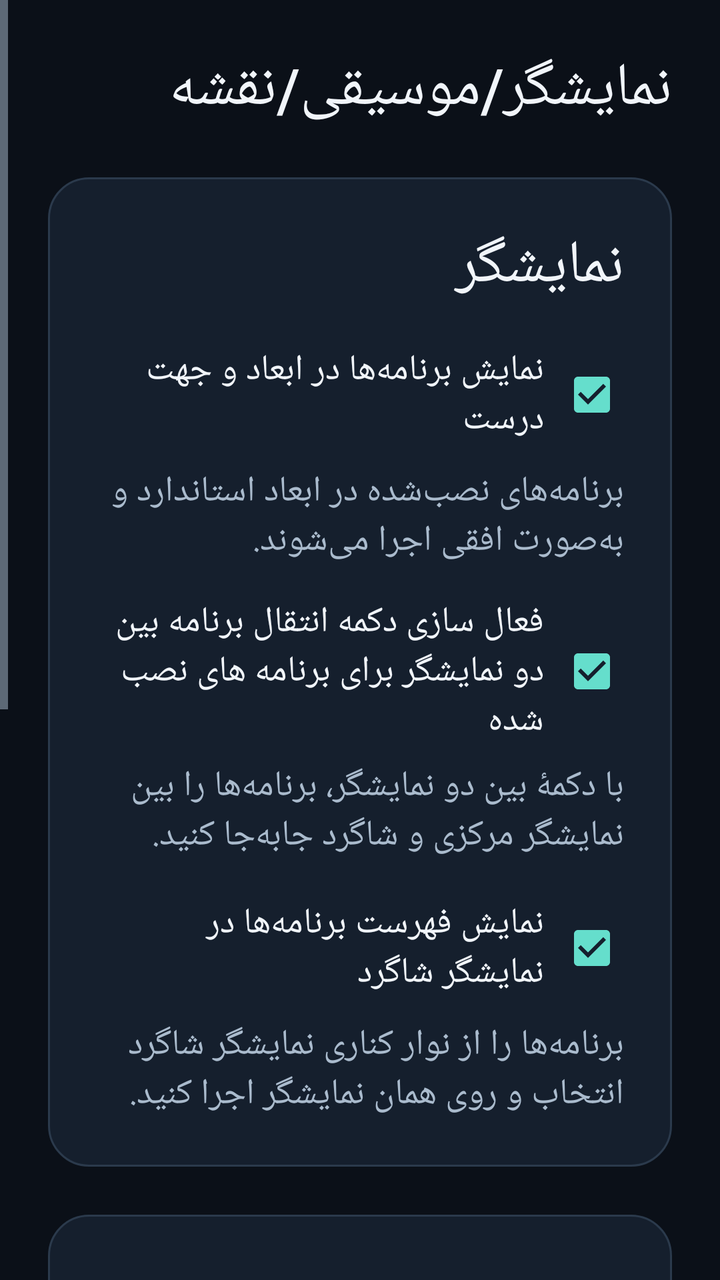
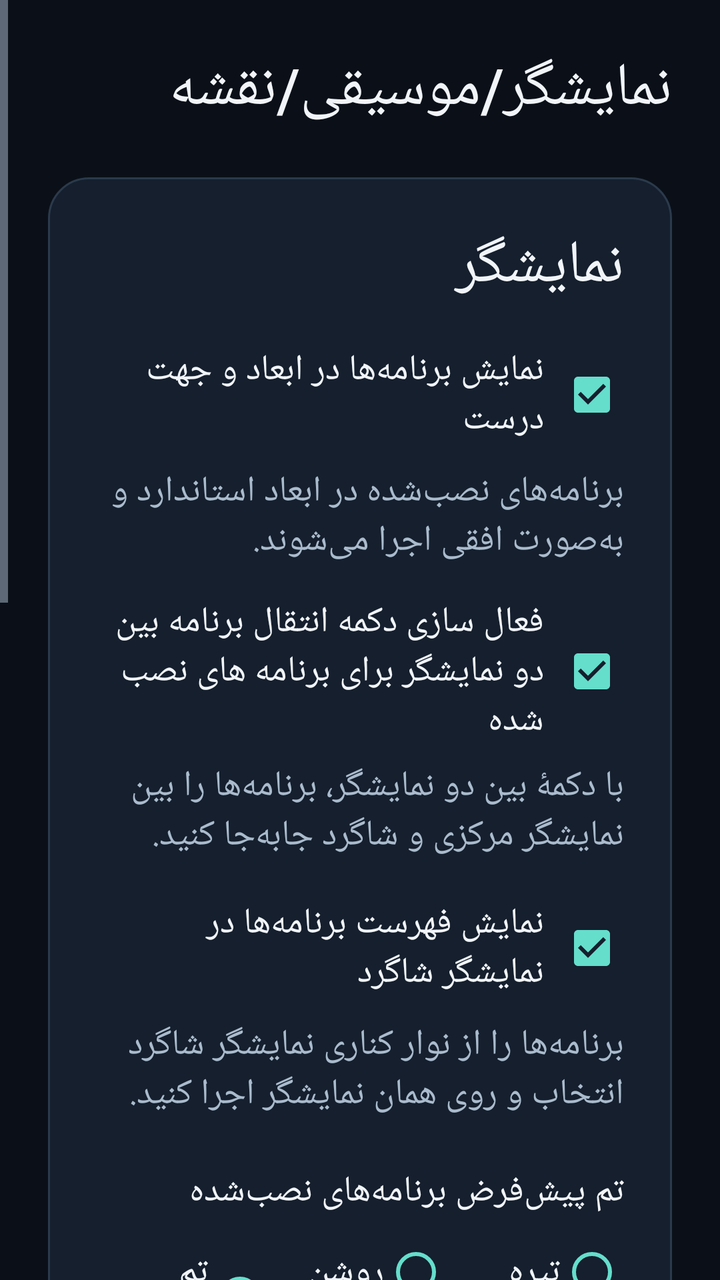

The first picture is an Android layout as it rendered before a commit; the second is the same layout after the commit. The layout source and the unified diff follow.
<!-- AndroidManifest.xml: application theme Theme.VoyahIran -->
<!-- res/layout/page_display_media_map.xml -->
<?xml version="1.0" encoding="utf-8"?>
<ScrollView xmlns:android="http://schemas.android.com/apk/res/android" xmlns:tools="http://schemas.android.com/tools" android:layout_width="match_parent" android:layout_height="match_parent" android:layoutDirection="rtl" android:fillViewport="true" tools:background="@color/background">
<LinearLayout android:layout_width="match_parent" android:layout_height="wrap_content" android:orientation="vertical" android:padding="@dimen/page_padding">
<TextView style="@style/Text.Heading" android:text="@string/display_media_map_tab"/>
        <LinearLayout
            android:layout_width="match_parent"
            android:layout_height="wrap_content"
            android:layout_marginTop="@dimen/space_lg"
            android:background="@drawable/bg_card"
            android:orientation="vertical"
            android:padding="@dimen/space_lg">
            <TextView style="@style/Text.Heading" android:text="@string/display_section"/>
            <CheckBox
                android:id="@+id/appDisplayCorrection"
                android:layout_marginTop="@dimen/space_md"
                android:layout_width="match_parent"
                android:layout_height="wrap_content"
                android:minHeight="@dimen/touch_target"
                android:paddingStart="@dimen/space_sm"
                android:paddingEnd="@dimen/space_sm"
                android:buttonTint="@color/accent"
                android:text="@string/app_display_correction"
                android:textColor="@color/text_primary"
                android:textSize="@dimen/text_body"
                android:textDirection="rtl"
                android:gravity="center_vertical|start"
                android:checked="true" />
            <TextView
                style="@style/Text.Secondary"
                android:layout_marginTop="@dimen/space_sm"
                android:text="@string/app_display_description" />
            <ProgressBar
                android:id="@+id/appDisplayProgress"
                style="?android:attr/progressBarStyleHorizontal"
                android:layout_width="match_parent"
                android:layout_height="wrap_content"
                android:indeterminate="true"
                android:visibility="gone" />
            <TextView
                android:id="@+id/appDisplayError"
                style="@style/Text.Secondary"
                android:text="@string/app_display_failed"
                android:accessibilityLiveRegion="polite"
                android:visibility="gone" />
            <Button
                android:id="@+id/appDisplayRetry"
                style="@style/NavigationTab"
                android:layout_width="wrap_content"
                android:text="@string/retry"
                android:visibility="gone" />
            <LinearLayout android:id="@+id/passengerDisplayOptions" android:layout_width="match_parent" android:layout_height="wrap_content" android:orientation="vertical">
            <CheckBox android:id="@+id/screenSwap" android:checked="true" android:layout_width="match_parent" android:layout_height="wrap_content"
                android:layout_marginTop="@dimen/space_md" android:minHeight="@dimen/touch_target"
                android:paddingStart="@dimen/space_sm" android:paddingEnd="@dimen/space_sm"
                android:buttonTint="@color/accent" android:text="@string/screen_swap_label"
                android:textColor="@color/text_primary" android:textSize="@dimen/text_body"
                android:textDirection="rtl" android:gravity="center_vertical|start" />
            <TextView style="@style/Text.Secondary" android:layout_marginTop="@dimen/space_sm"
                android:text="@string/screen_swap_description" />
            <TextView android:id="@+id/screenSwapError" style="@style/Text.Secondary"
                android:textColor="@color/error" android:text="@string/screen_swap_error"
                android:accessibilityLiveRegion="polite" android:visibility="gone" />
            <CheckBox android:id="@+id/passengerApps" android:checked="true" android:layout_width="match_parent" android:layout_height="wrap_content"
                android:layout_marginTop="@dimen/space_md" android:minHeight="@dimen/touch_target"
                android:paddingStart="@dimen/space_sm" android:paddingEnd="@dimen/space_sm"
                android:buttonTint="@color/accent" android:text="@string/passenger_apps_label"
                android:textColor="@color/text_primary" android:textSize="@dimen/text_body"
                android:textDirection="rtl" android:gravity="center_vertical|start" />
            <TextView style="@style/Text.Secondary" android:layout_marginTop="@dimen/space_sm"
                android:text="@string/passenger_apps_description" />
            <TextView android:id="@+id/passengerAppsError" style="@style/Text.Secondary"
                android:textColor="@color/error" android:text="@string/screen_swap_error"
                android:accessibilityLiveRegion="polite" android:visibility="gone" />
            </LinearLayout>
        </LinearLayout>
        <LinearLayout android:layout_width="match_parent" android:layout_height="wrap_content"
            android:layout_marginTop="@dimen/space_lg" android:background="@drawable/bg_card"
            android:orientation="vertical" android:padding="@dimen/space_lg">
            <TextView style="@style/Text.Heading" android:text="@string/media_section"/>
<TextView style="@style/Text.Body" android:layout_marginTop="@dimen/space_md" android:text="@string/default_music_player" android:labelFor="@id/musicPlayer"/>
<Spinner android:id="@+id/musicPlayer" android:layout_width="match_parent" android:layout_height="@dimen/touch_target" android:layout_marginTop="@dimen/space_sm" android:spinnerMode="dropdown"/>
<CheckBox android:id="@+id/musicAutoPlay" android:layout_width="match_parent" android:layout_height="wrap_content" android:minHeight="@dimen/touch_target" android:paddingStart="@dimen/space_sm" android:paddingEnd="@dimen/space_sm" android:buttonTint="@color/accent" android:text="@string/music_auto_play" android:textColor="@color/text_primary" android:textSize="@dimen/text_body" android:gravity="center_vertical|start" android:visibility="gone" tools:visibility="visible"/>
<CheckBox android:id="@+id/musicPauseOnDoor" android:layout_width="match_parent" android:layout_height="wrap_content" android:minHeight="@dimen/touch_target" android:paddingStart="@dimen/space_sm" android:paddingEnd="@dimen/space_sm" android:buttonTint="@color/accent" android:text="@string/music_pause_on_door" android:textColor="@color/text_primary" android:textSize="@dimen/text_body" android:gravity="center_vertical|start" android:visibility="gone" tools:visibility="visible"/>
            <CheckBox android:id="@+id/mediaControls" android:layout_width="match_parent" android:layout_height="wrap_content"
                android:minHeight="@dimen/touch_target" android:paddingStart="@dimen/space_sm" android:paddingEnd="@dimen/space_sm"
                android:buttonTint="@color/accent" android:text="@string/media_controls_label"
                android:textColor="@color/text_primary" android:textSize="@dimen/text_body" android:gravity="center_vertical|start"/>
            <TextView style="@style/Text.Secondary" android:layout_marginTop="@dimen/space_sm" android:text="@string/media_controls_description"/>
            <TextView android:id="@+id/mediaControlsError" style="@style/Text.Secondary" android:textColor="@color/error"
                android:text="@string/media_controls_error" android:visibility="gone" android:accessibilityLiveRegion="polite"/>
        </LinearLayout>
<LinearLayout android:layout_width="match_parent" android:layout_height="wrap_content" android:orientation="vertical" android:padding="@dimen/space_lg" android:layout_marginTop="@dimen/space_lg" android:background="@drawable/bg_card">
<TextView style="@style/Text.Heading" android:text="@string/navigation_section"/>
<TextView style="@style/Text.Body" android:layout_marginTop="@dimen/space_md" android:text="@string/default_navigator" android:labelFor="@id/navigator"/>
<Spinner android:id="@+id/navigator" android:layout_width="match_parent" android:layout_height="@dimen/touch_target" android:layout_marginTop="@dimen/space_sm" android:spinnerMode="dropdown"/>
<TextView android:id="@+id/neshanInstallNotice" style="@style/Text.Body" android:layout_marginTop="@dimen/space_md" android:text="@string/neshan_install_notice" android:textDirection="rtl" android:visibility="gone" tools:visibility="visible"/>
<CheckBox android:id="@+id/neshanDriving" android:layout_width="match_parent" android:layout_height="wrap_content" android:minHeight="@dimen/touch_target" android:paddingStart="@dimen/space_sm" android:paddingEnd="@dimen/space_sm" android:layout_marginTop="@dimen/space_md" android:buttonTint="@color/accent" android:text="@string/neshan_auto_driving" android:textColor="@color/text_primary" android:textSize="@dimen/text_body" android:visibility="gone" tools:visibility="visible"/>
<CheckBox android:id="@+id/neshanCluster" android:layout_width="match_parent" android:layout_height="wrap_content" android:minHeight="@dimen/touch_target" android:paddingStart="@dimen/space_sm" android:paddingEnd="@dimen/space_sm" android:layout_marginTop="@dimen/space_sm" android:buttonTint="@color/accent" android:text="@string/neshan_cluster" android:textColor="@color/text_primary" android:textSize="@dimen/text_body" android:visibility="gone" tools:visibility="visible"/>
<CheckBox android:id="@+id/neshanVoiceNavigation" android:layout_width="match_parent" android:layout_height="wrap_content" android:minHeight="@dimen/touch_target" android:paddingStart="@dimen/space_sm" android:paddingEnd="@dimen/space_sm" android:layout_marginTop="@dimen/space_sm" android:buttonTint="@color/accent" android:text="@string/neshan_voice_navigation" android:textColor="@color/text_primary" android:textSize="@dimen/text_body" android:visibility="gone" tools:visibility="visible"/>
<TextView android:id="@+id/navigationError" style="@style/Text.Secondary" android:text="@string/navigation_setup_error" android:textColor="@color/error" android:visibility="gone"/>
</LinearLayout></LinearLayout></ScrollView>
<!-- resources referenced by this layout -->
<resources>
  <color name="accent">#65DECC</color>
  <color name="background">#0B1018</color>
  <color name="error">#FFB4AB</color>
  <color name="text_primary">#F1F5FA</color>
  <dimen name="page_padding">24dp</dimen>
  <dimen name="space_lg">24dp</dimen>
  <dimen name="space_md">16dp</dimen>
  <dimen name="space_sm">8dp</dimen>
  <dimen name="text_body">18sp</dimen>
  <dimen name="touch_target">56dp</dimen>
  <string name="app_display_correction">نمایش برنامه‌ها در ابعاد و جهت درست</string>
  <string name="app_display_description">برنامه‌های نصب‌شده در ابعاد استاندارد و به‌صورت افقی اجرا می‌شوند.</string>
  <string name="app_display_failed">تنظیم نمایش تأیید نشد. نصب را با نصاب جدید تکمیل و دستگاه را راه‌اندازی مجدد کنید.</string>
  <string name="default_music_player">موزیک پلیر پیش‌فرض</string>
  <string name="default_navigator">مسیریاب پیش‌فرض</string>
  <string name="display_media_map_tab">نمایشگر/موسیقی/نقشه</string>
  <string name="display_section">نمایشگر</string>
  <string name="media_controls_description">دکمه‌های بعدی، قبلی و پخش/توقف روی پخش‌کنندهٔ فعال عمل می‌کنند.</string>
  <string name="media_controls_error">فعال‌سازی کنترل موسیقی انجام نشد. دوباره امتحان کنید.</string>
  <string name="media_controls_label">کنترل پخش موسیقی با دکمه‌های فرمان</string>
  <string name="media_section">موسیقی</string>
  <string name="music_auto_play">پخش موسیقی به‌صورت خودکار با روشن شدن خودرو</string>
  <string name="music_pause_on_door">توقف موسیقی با باز شدن درب راننده</string>
  <string name="navigation_section">مسیریاب</string>
  <string name="navigation_setup_error">فعال‌سازی انجام نشد. اتصال واسط دسترسی را بررسی و دوباره تلاش کنید.</string>
  <string name="neshan_auto_driving">فعال‌سازی حالت رانندگی آزاد با ورود به نشان</string>
  <string name="neshan_cluster">نمایش اطلاعات ناوبری در کلاستر راننده</string>
  <string name="neshan_install_notice"><font color="#FFD54F">تذکر:</font> برای استفاده از قابلیت‌های نشان حتما برنامه نشان را از طریق دکمه \"نصب نشان\" نصاب وویا ایران نصب کنید</string>
  <string name="neshan_voice_navigation">مسیریابی از طریق «رها»</string>
  <string name="passenger_apps_description">برنامه‌ها را از نوار کناری نمایشگر شاگرد انتخاب و روی همان نمایشگر اجرا کنید.</string>
  <string name="passenger_apps_label">نمایش فهرست برنامه‌ها در نمایشگر شاگرد</string>
  <string name="retry">بررسی دوباره</string>
  <string name="screen_swap_description">با دکمهٔ بین دو نمایشگر، برنامه‌ها را بین نمایشگر مرکزی و شاگرد جابه‌جا کنید.</string>
  <string name="screen_swap_error">ذخیرهٔ تنظیم انجام نشد. دوباره امتحان کنید.</string>
  <string name="screen_swap_label">فعال سازی دکمه انتقال برنامه بین دو نمایشگر برای برنامه های نصب شده</string>
  <style name="Text.Heading" parent="Text.Title">
          <item name="android:textSize">@dimen/text_heading</item>
      </style>
  <style name="Text.Secondary" parent="Text.Body">
          <item name="android:textColor">@color/text_secondary</item>
      </style>
  <color name="surface">#151F2D</color>
  <dimen name="card_radius">20dp</dimen>
  <dimen name="stroke_width">1dp</dimen>
  <color name="stroke">#2B3A4C</color>
  <dimen name="text_heading">30sp</dimen>
  <color name="text_secondary">#AABBCD</color>
  <color name="accent_surface">#163A3B</color>
  <dimen name="small_radius">12dp</dimen>
  <dimen name="text_title">24sp</dimen>
  <!-- unchanged entries left out for length: 6 -->
</resources>

<!-- the commit's change to res/layout/page_display_media_map.xml (unified diff, before → after) -->
@@ -72,6 +72,15 @@
                 android:textColor="@color/error" android:text="@string/screen_swap_error"
                 android:accessibilityLiveRegion="polite" android:visibility="gone" />
             </LinearLayout>
+            <TextView style="@style/Text.Body" android:layout_marginTop="@dimen/space_lg" android:text="@string/app_theme_title"/>
+            <RadioGroup android:id="@+id/appThemeChoices" android:layout_width="match_parent" android:layout_height="wrap_content" android:orientation="horizontal">
+                <RadioButton android:id="@+id/appThemeDark" android:layout_width="0dp" android:layout_weight="1" android:layout_height="wrap_content" android:minHeight="@dimen/touch_target" android:buttonTint="@color/accent" android:textColor="@color/text_primary" android:textSize="@dimen/text_body" android:text="@string/app_theme_dark"/>
+                <RadioButton android:id="@+id/appThemeLight" android:layout_width="0dp" android:layout_weight="1" android:layout_height="wrap_content" android:minHeight="@dimen/touch_target" android:buttonTint="@color/accent" android:textColor="@color/text_primary" android:textSize="@dimen/text_body" android:text="@string/app_theme_light"/>
+                <RadioButton android:id="@+id/appThemeVehicle" android:layout_width="0dp" android:layout_weight="1" android:layout_height="wrap_content" android:minHeight="@dimen/touch_target" android:buttonTint="@color/accent" android:textColor="@color/text_primary" android:textSize="@dimen/text_body" android:text="@string/app_theme_vehicle"/>
+            </RadioGroup>
+            <TextView style="@style/Text.Secondary" android:text="@string/app_theme_description"/>
+            <ProgressBar android:id="@+id/appThemeProgress" style="?android:attr/progressBarStyleHorizontal" android:layout_width="match_parent" android:layout_height="wrap_content" android:indeterminate="true" android:visibility="gone"/>
+            <TextView android:id="@+id/appThemeError" style="@style/Text.Secondary" android:textColor="@color/error" android:text="@string/app_theme_error" android:visibility="gone" android:accessibilityLiveRegion="polite"/>
         </LinearLayout>
         <LinearLayout android:layout_width="match_parent" android:layout_height="wrap_content"
             android:layout_marginTop="@dimen/space_lg" android:background="@drawable/bg_card"
<!-- resource entries referenced after the edit -->
@@ -13,6 +13,12 @@
   <string name="app_display_correction">نمایش برنامه‌ها در ابعاد و جهت درست</string>
   <string name="app_display_description">برنامه‌های نصب‌شده در ابعاد استاندارد و به‌صورت افقی اجرا می‌شوند.</string>
   <string name="app_display_failed">تنظیم نمایش تأیید نشد. نصب را با نصاب جدید تکمیل و دستگاه را راه‌اندازی مجدد کنید.</string>
+  <string name="app_theme_dark">تیره</string>
+  <string name="app_theme_description">برای برنامه‌هایی که از تم دستگاه پیروی می‌کنند. در حالت تم خودرو، کلاسیک و مدرن تیره و Speedy Dash روشن خواهد بود.</string>
+  <string name="app_theme_error">اعمال تم تأیید نشد. نسخهٔ جدید نصاب وویا ایران را نصب و خودرو را راه‌اندازی مجدد کنید؛ سپس دوباره امتحان کنید.</string>
+  <string name="app_theme_light">روشن</string>
+  <string name="app_theme_title">تم پیش‌فرض برنامه‌های نصب‌شده</string>
+  <string name="app_theme_vehicle">تم خودرو</string>
   <string name="default_music_player">موزیک پلیر پیش‌فرض</string>
   <string name="default_navigator">مسیریاب پیش‌فرض</string>
   <string name="display_media_map_tab">نمایشگر/موسیقی/نقشه</string>
